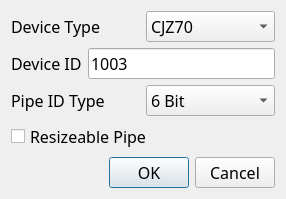
Qt form ui/AddNewDev.ui (binnary/BSCJZ8) before a commit.
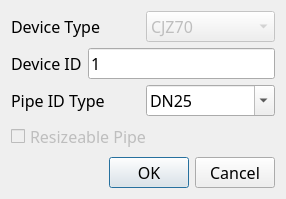
The same form after that commit.

The edit to the form file:
```diff
--- a/ui/AddNewDev.ui
+++ b/ui/AddNewDev.ui
@@ -39,6 +39,9 @@
      </item>
      <item>
       <widget class="QComboBox" name="comboBox_devType">
+       <property name="enabled">
+        <bool>false</bool>
+       </property>
        <item>
         <property name="text">
          <string>CJZ70</string>
@@ -70,7 +73,7 @@
      <item>
       <widget class="QLineEdit" name="lineEdit_devId">
        <property name="text">
-        <string>1003</string>
+        <string>1</string>
        </property>
       </widget>
      </item>
@@ -87,9 +90,12 @@
      </item>
      <item>
       <widget class="QComboBox" name="comboBox_PipeIdType">
+       <property name="editable">
+        <bool>true</bool>
+       </property>
        <item>
         <property name="text">
-         <string>6 Bit</string>
+         <string>DN25</string>
         </property>
        </item>
        <item>
@@ -115,6 +121,9 @@
     <layout class="QHBoxLayout" name="horizontalLayout_4">
      <item>
       <widget class="QCheckBox" name="checkBox_Resizeable">
+       <property name="enabled">
+        <bool>false</bool>
+       </property>
        <property name="text">
         <string>Resizeable Pipe</string>
        </property>
```
Left out of the diff: 9 changed lines with no effect on the pictures.
